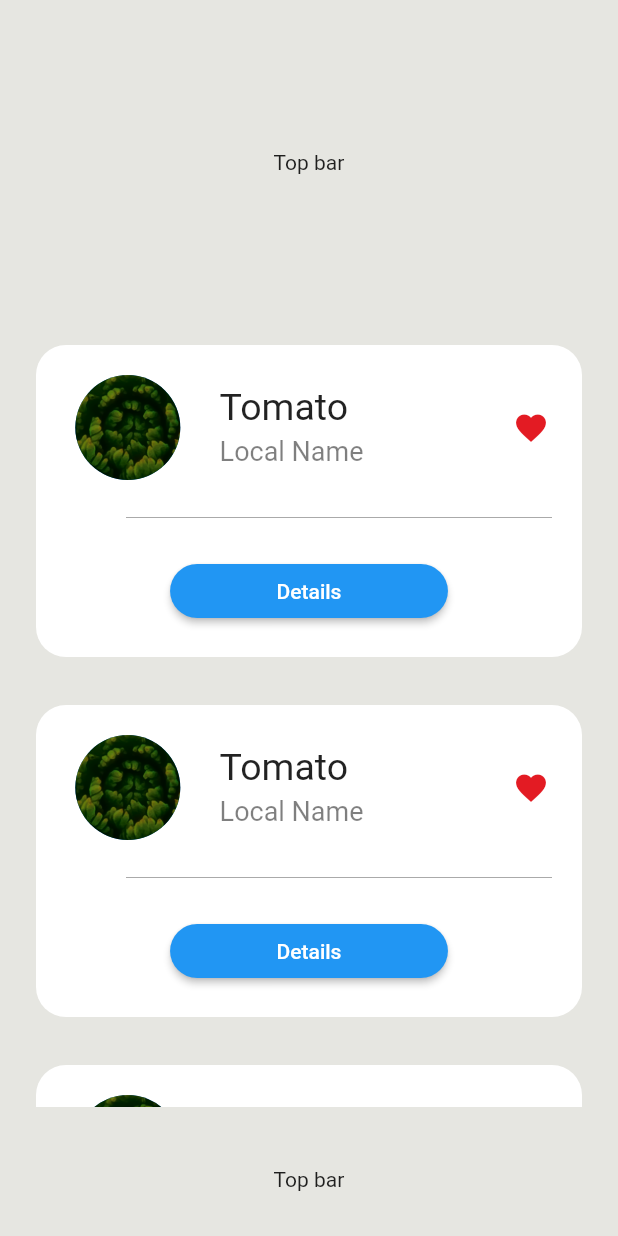
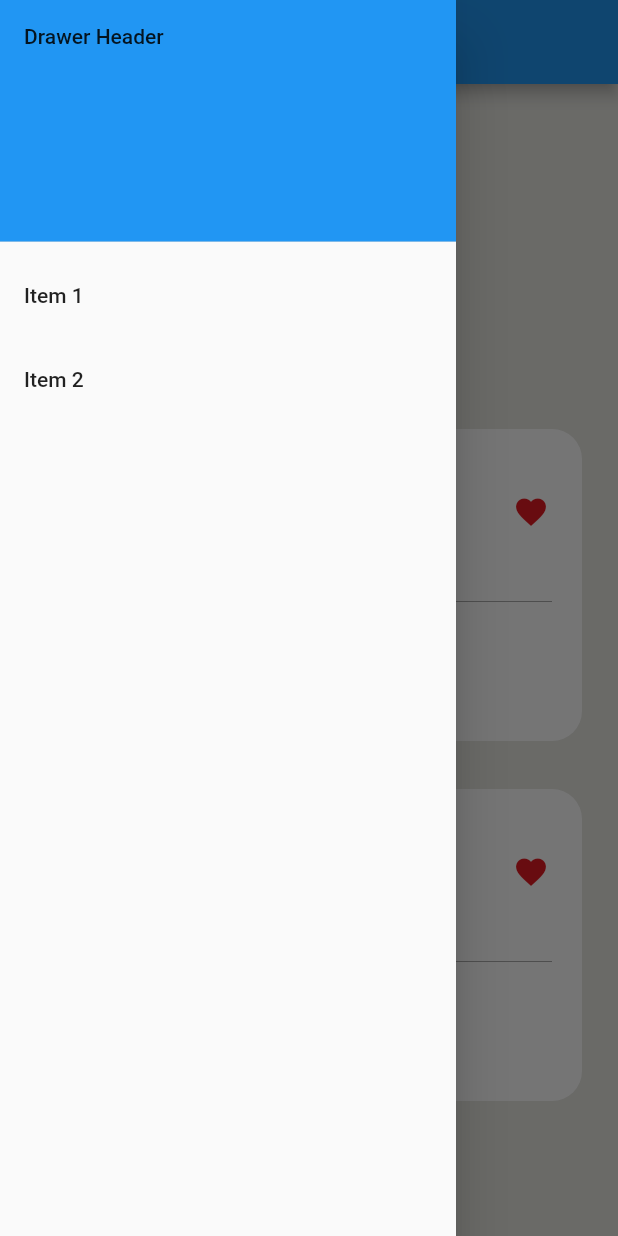
Before and after one commit to ParadoxPD/Spectra, a Flutter app: the Dashboard screen opened directly, with the side drawer open (before the commit the screen has no drawer), on a phone screen of 412 x 824 dp. Run offline on Flutter 3.47's test engine with Material 2 defaults, Android fonts, the phone set to English and light mode, and no system bars; Roboto replaces fonts that are missing (SFProText).

Commit message:
Workin on the dashboard sidebar

```diff
--- a/app/lib/pages/Dashboard.dart
+++ b/app/lib/pages/Dashboard.dart
@@ -5,6 +5,41 @@ class Dashboard extends StatelessWidget {
   @override
   Widget build(BuildContext context) {
     return Scaffold(
+        appBar: AppBar(
+          title: Text("hello"),
+        ),
+        drawer: Drawer(
+          child: ListView(
+            // Important: Remove any padding from the ListView.
+            padding: EdgeInsets.zero,
+            children: <Widget>[
+              DrawerHeader(
+                decoration: BoxDecoration(
+                  color: Colors.blue,
+                ),
+                child: Text('Drawer Header'),
+              ),
+              ListTile(
+                title: Text('Item 1'),
+                onTap: () {
+                  // Update the state of the app
+                  // ...
+                  // Then close the drawer
+                  Navigator.pop(context);
+                },
+              ),
+              ListTile(
+                title: Text('Item 2'),
+                onTap: () {
+                  // Update the state of the app
+                  // ...
+                  // Then close the drawer
+                  Navigator.pop(context);
+                },
+              ),
+            ],
+          ), // Populate the Drawer in the next step.
+        ),
         body: Container(
           color: Color(0xffE6E6E1),
           child: Column(
```
Also changed, not shown: 3 other files. Lines whose indentation alone changed are shown as unchanged.
